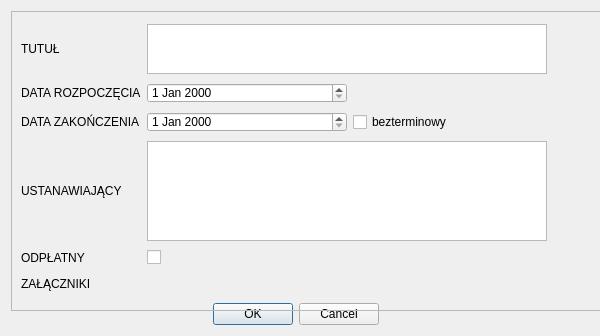
First picture: the form in TytulyPrawne.ui, repository RafalK13/QGISDialogs, before the edit.
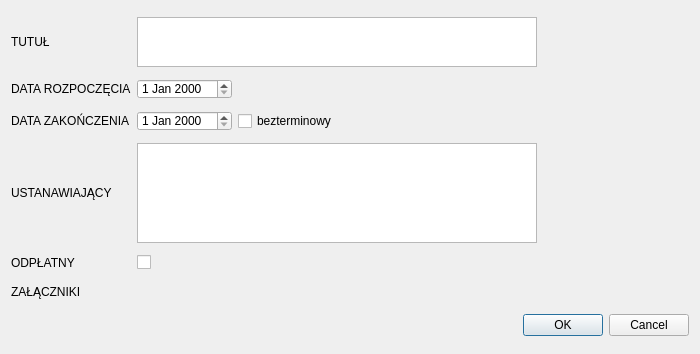
Second picture: the form after the edit. Custom widgets are drawn as their Qt base class.

Commit message: dialog testNew has two editBoxes end check box

What changed in the file:
```diff
--- a/TytulyPrawne.ui
+++ b/TytulyPrawne.ui
@@ -6,8 +6,8 @@
    <rect>
     <x>0</x>
     <y>0</y>
-    <width>600</width>
-    <height>336</height>
+    <width>700</width>
+    <height>354</height>
    </rect>
   </property>
   <property name="minimumSize">
@@ -18,95 +18,19 @@
   </property>
   <property name="maximumSize">
    <size>
+    <width>700</width>
+    <height>600</height>
+   </size>
+  </property>
+  <property name="baseSize">
+   <size>
     <width>618</width>
-    <height>349</height>
+    <height>330</height>
    </size>
   </property>
   <property name="windowTitle">
    <string>Dialog</string>
   </property>
-  <layout class="QGridLayout" name="gridLayout_2">
-   <item row="1" column="0">
-    <layout class="QHBoxLayout" name="horizontalLayout_6">
-     <item>
-      <spacer name="horizontalSpacer">
-       <property name="orientation">
-        <enum>Qt::Horizontal</enum>
-       </property>
-       <property name="sizeHint" stdset="0">
-        <size>
-         <width>40</width>
-         <height>20</height>
-        </size>
-       </property>
-      </spacer>
-     </item>
-     <item>
-      <widget class="QDialogButtonBox" name="buttonBox">
-       <property name="font">
-        <font>
-         <pointsize>9</pointsize>
-        </font>
-       </property>
-       <property name="orientation">
-        <enum>Qt::Horizontal</enum>
-       </property>
-       <property name="standardButtons">
-        <set>QDialogButtonBox::Cancel|QDialogButtonBox::Ok</set>
-       </property>
-      </widget>
-     </item>
-     <item>
-      <spacer name="horizontalSpacer_2">
-       <property name="orientation">
-        <enum>Qt::Horizontal</enum>
-       </property>
-       <property name="sizeHint" stdset="0">
-        <size>
-         <width>40</width>
-         <height>20</height>
-        </size>
-       </property>
-      </spacer>
-     </item>
-    </layout>
-   </item>
-   <item row="1" column="1">
-    <spacer name="verticalSpacer">
-     <property name="orientation">
-      <enum>Qt::Vertical</enum>
-     </property>
-     <property name="sizeType">
-      <enum>QSizePolicy::Maximum</enum>
-     </property>
-     <property name="sizeHint" stdset="0">
-      <size>
-       <width>20</width>
-       <height>134</height>
-      </size>
-     </property>
-    </spacer>
-   </item>
-   <item row="0" column="0" colspan="2">
-    <widget class="QFrame" name="frame">
-     <property name="minimumSize">
-      <size>
-       <width>600</width>
-       <height>300</height>
-      </size>
-     </property>
-     <property name="maximumSize">
-      <size>
-       <width>600</width>
-       <height>300</height>
-      </size>
-     </property>
-     <property name="frameShape">
-      <enum>QFrame::StyledPanel</enum>
-     </property>
-     <property name="frameShadow">
-      <enum>QFrame::Raised</enum>
-     </property>
      <layout class="QGridLayout" name="gridLayout">
       <item row="2" column="2">
        <widget class="QCheckBox" name="checkBox_2">
@@ -352,7 +276,19 @@
         </property>
        </widget>
       </item>
-     </layout>
+   <item row="6" column="2">
+    <widget class="QDialogButtonBox" name="buttonBox">
+     <property name="font">
+      <font>
+       <pointsize>9</pointsize>
+      </font>
+     </property>
+     <property name="orientation">
+      <enum>Qt::Horizontal</enum>
+     </property>
+     <property name="standardButtons">
+      <set>QDialogButtonBox::Cancel|QDialogButtonBox::Ok</set>
+     </property>
     </widget>
    </item>
   </layout>
```
Left out of the diff: 296 changed lines with no effect on the pictures. Lines whose indentation alone changed are shown as unchanged. The commit also changes 14 other files.
